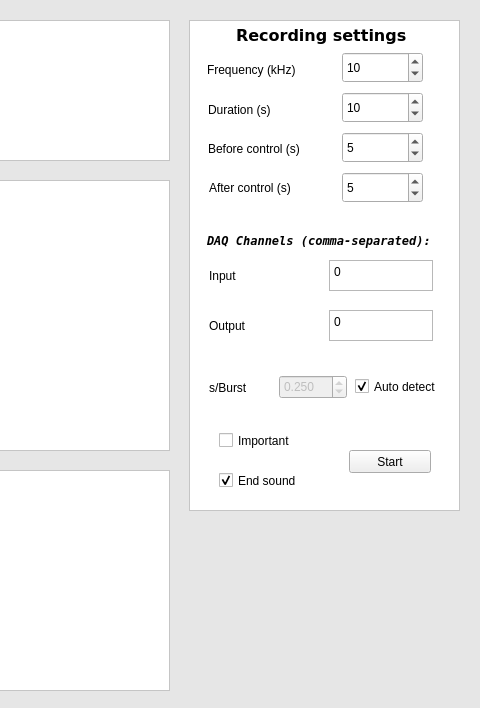
First picture: the form in gui/rthybrid.ui, repository GNB-UAM/RTHybrid, before the edit; both pictures show x 861 to 1341 and y 0 to 708 of the 1341 by 708 pixel window.
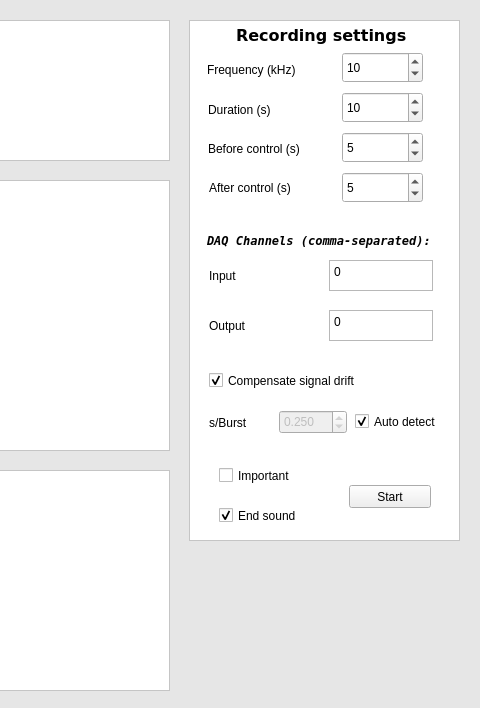
Second picture: the form after the edit. Icons and pictures are not drawn.

Commit message: Compensate drift checkbox added to GUI

```diff
--- a/gui/rthybrid.ui
+++ b/gui/rthybrid.ui
@@ -3399,7 +3399,7 @@
     <property name="geometry">
      <rect>
       <x>1070</x>
-      <y>380</y>
+      <y>415</y>
       <width>61</width>
       <height>15</height>
      </rect>
@@ -3412,7 +3412,7 @@
     <property name="geometry">
      <rect>
       <x>1216</x>
-      <y>376</y>
+      <y>411</y>
       <width>101</width>
       <height>21</height>
      </rect>
@@ -3431,7 +3431,7 @@
     <property name="geometry">
      <rect>
       <x>1140</x>
-      <y>375</y>
+      <y>410</y>
       <width>68</width>
       <height>24</height>
      </rect>
@@ -3530,7 +3530,7 @@
       <x>1050</x>
       <y>20</y>
       <width>271</width>
-      <height>491</height>
+      <height>521</height>
      </rect>
     </property>
     <property name="frameShape">
@@ -3543,7 +3543,7 @@
      <property name="geometry">
       <rect>
        <x>160</x>
-       <y>430</y>
+       <y>465</y>
        <width>82</width>
        <height>23</height>
       </rect>
@@ -3556,7 +3556,7 @@
      <property name="geometry">
       <rect>
        <x>30</x>
-       <y>410</y>
+       <y>445</y>
        <width>88</width>
        <height>21</height>
       </rect>
@@ -3569,7 +3569,7 @@
      <property name="geometry">
       <rect>
        <x>30</x>
-       <y>450</y>
+       <y>485</y>
        <width>111</width>
        <height>21</height>
       </rect>
@@ -3603,6 +3603,22 @@
       <string>Recording settings</string>
      </property>
     </widget>
+    <widget class="QCheckBox" name="checkDrift">
+     <property name="geometry">
+      <rect>
+       <x>20</x>
+       <y>350</y>
+       <width>181</width>
+       <height>21</height>
+      </rect>
+     </property>
+     <property name="text">
+      <string>Compensate signal drift</string>
+     </property>
+     <property name="checked">
+      <bool>true</bool>
+     </property>
+    </widget>
    </widget>
    <zorder>frameAux4</zorder>
    <zorder>frameAux</zorder>
```
Left out of the diff: 3 changed lines with no effect on the pictures. The commit also changes 4 other files.
